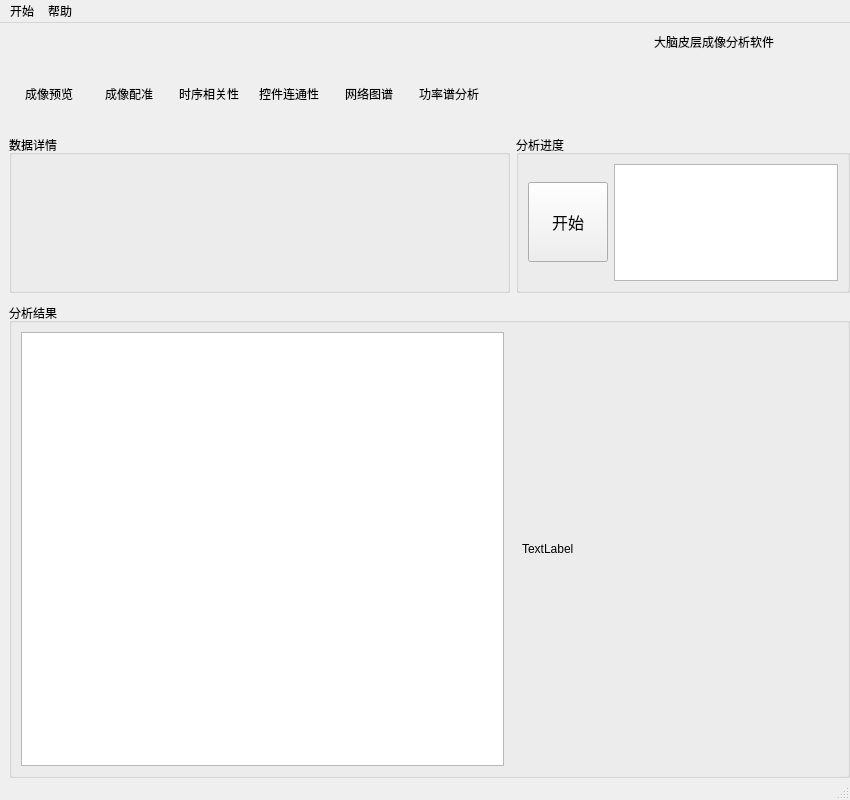
Old version of the form mainwindow.ui in the repository hijack-pixel/CortexAnalysis.
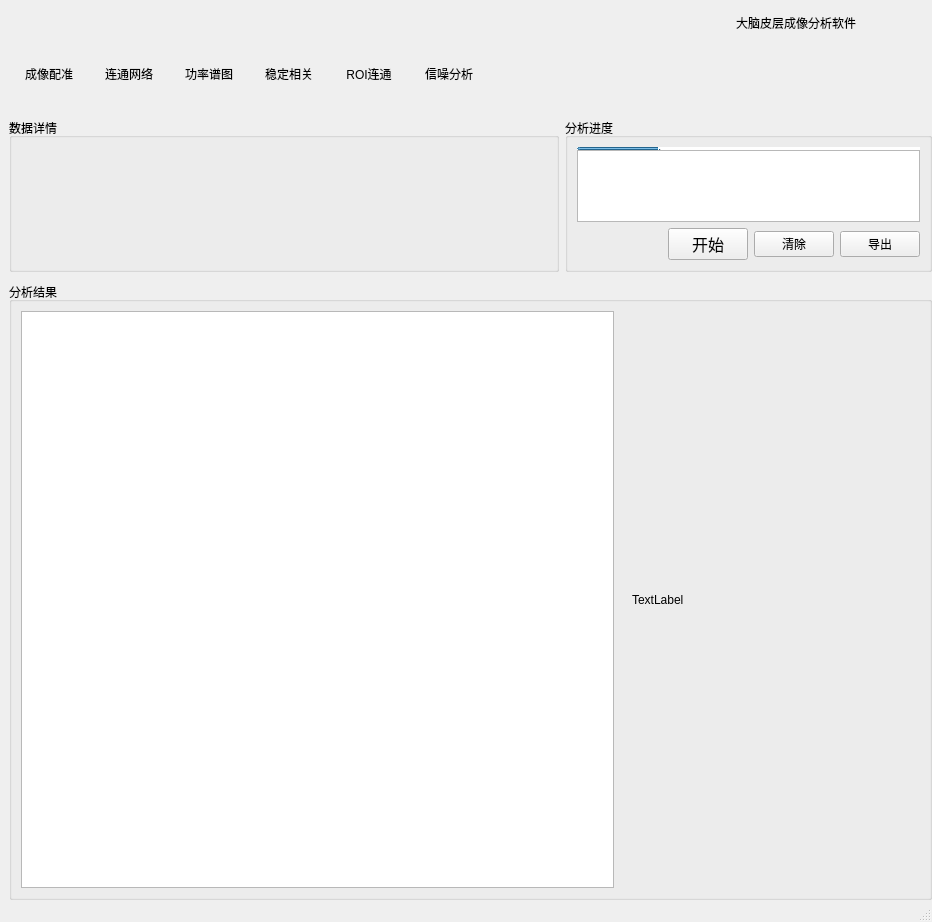
New version of the form. Custom widgets are drawn as their Qt base class.

Commit message: 1、更新页面右下角状态灯不要黑边 2、更新文件未选择不要弹框 3、修复开始按钮错位问题 4、修复octave子进程未结束问题 5、更新分析进度条展示 6、更新开始按钮点击暂停，暂停中效果不可点击 7、若干修复

Patch:
```diff
--- a/mainwindow.ui
+++ b/mainwindow.ui
@@ -6,8 +6,8 @@
    <rect>
     <x>0</x>
     <y>0</y>
-    <width>850</width>
-    <height>800</height>
+    <width>932</width>
+    <height>922</height>
    </rect>
   </property>
   <property name="minimumSize">
@@ -38,7 +38,7 @@
     </property>
     <item>
      <widget class="QWidget" name="verticalWidget" native="true">
-      <layout class="QVBoxLayout" name="verticalLayout_2" stretch="1,7">
+      <layout class="QVBoxLayout" name="verticalLayout_2" stretch="1,8">
        <property name="spacing">
         <number>20</number>
        </property>
@@ -140,7 +140,7 @@
                <string notr="true">font-size: 9pt;</string>
               </property>
               <property name="text">
-               <string>成像预览</string>
+               <string>成像配准</string>
               </property>
               <property name="alignment">
                <set>Qt::AlignmentFlag::AlignCenter</set>
@@ -208,7 +208,7 @@
                <string notr="true">font-size: 9pt;</string>
               </property>
               <property name="text">
-               <string>成像配准</string>
+               <string>连通网络</string>
               </property>
               <property name="alignment">
                <set>Qt::AlignmentFlag::AlignCenter</set>
@@ -276,7 +276,7 @@
                <string notr="true">font-size: 9pt;</string>
               </property>
               <property name="text">
-               <string>时序相关性</string>
+               <string>功率谱图</string>
               </property>
               <property name="alignment">
                <set>Qt::AlignmentFlag::AlignCenter</set>
@@ -344,7 +344,7 @@
                <string notr="true">font-size: 9pt;</string>
               </property>
               <property name="text">
-               <string>控件连通性</string>
+               <string>稳定相关</string>
               </property>
               <property name="alignment">
                <set>Qt::AlignmentFlag::AlignCenter</set>
@@ -412,7 +412,7 @@
                <string notr="true">font-size: 9pt;</string>
               </property>
               <property name="text">
-               <string>网络图谱</string>
+               <string>ROI连通</string>
               </property>
               <property name="alignment">
                <set>Qt::AlignmentFlag::AlignCenter</set>
@@ -485,7 +485,7 @@
                <string notr="true">font-size: 9pt;</string>
               </property>
               <property name="text">
-               <string>功率谱分析</string>
+               <string>信噪分析</string>
               </property>
               <property name="alignment">
                <set>Qt::AlignmentFlag::AlignCenter</set>
@@ -551,12 +551,21 @@
                  </property>
                  <item>
                   <widget class="QLabel" name="labelLogoText">
+                   <property name="sizePolicy">
+                    <sizepolicy hsizetype="Fixed" vsizetype="Fixed">
+                     <horstretch>0</horstretch>
+                     <verstretch>0</verstretch>
+                    </sizepolicy>
+                   </property>
                    <property name="minimumSize">
                     <size>
-                     <width>30</width>
-                     <height>20</height>
+                     <width>120</width>
+                     <height>70</height>
                     </size>
                    </property>
+                   <property name="styleSheet">
+                    <string notr="true"/>
+                   </property>
                    <property name="text">
                     <string>大脑皮层成像分析软件</string>
                    </property>
@@ -591,7 +600,7 @@
        <item>
         <layout class="QHBoxLayout" name="horizontalLayout_2">
          <item>
-          <layout class="QVBoxLayout" name="verticalLayout_4" stretch="1,3">
+          <layout class="QVBoxLayout" name="verticalLayout_4" stretch="1,4">
            <property name="spacing">
             <number>10</number>
            </property>
@@ -638,21 +647,110 @@
                   <property name="title">
                    <string>分析进度</string>
                   </property>
-                  <layout class="QHBoxLayout" name="horizontalLayout_13">
+                  <layout class="QVBoxLayout" name="verticalLayout_14">
+                   <property name="spacing">
+                    <number>6</number>
+                   </property>
                    <item>
-                    <layout class="QVBoxLayout" name="verticalLayout" stretch="1">
+                    <widget class="QFrame" name="frame">
+                     <property name="frameShape">
+                      <enum>QFrame::Shape::Box</enum>
+                     </property>
+                     <property name="frameShadow">
+                      <enum>QFrame::Shadow::Plain</enum>
+                     </property>
+                     <property name="lineWidth">
+                      <number>0</number>
+                     </property>
+                     <layout class="QVBoxLayout" name="verticalLayout">
+                      <property name="spacing">
+                       <number>0</number>
+                      </property>
+                      <property name="leftMargin">
+                       <number>0</number>
+                      </property>
+                      <property name="topMargin">
+                       <number>0</number>
+                      </property>
+                      <property name="rightMargin">
+                       <number>0</number>
+                      </property>
+                      <property name="bottomMargin">
+                       <number>0</number>
+                      </property>
+                      <item>
+                       <widget class="QProgressBar" name="progressBar">
+                        <property name="sizePolicy">
+                         <sizepolicy hsizetype="Expanding" vsizetype="Fixed">
+                          <horstretch>0</horstretch>
+                          <verstretch>0</verstretch>
+                         </sizepolicy>
+                        </property>
+                        <property name="minimumSize">
+                         <size>
+                          <width>0</width>
+                          <height>3</height>
+                         </size>
+                        </property>
+                        <property name="styleSheet">
+                         <string notr="true">QProgressBar {
+    background-color: white; /* 背景色 */
+    border-radius: 2px; 
+	border: 0px solid #F0F0F0;
+}
+</string>
+                        </property>
+                        <property name="value">
+                         <number>24</number>
+                        </property>
+                        <property name="alignment">
+                         <set>Qt::AlignmentFlag::AlignBottom|Qt::AlignmentFlag::AlignHCenter</set>
+                        </property>
+                        <property name="textVisible">
+                         <bool>false</bool>
+                        </property>
+                       </widget>
+                      </item>
+                      <item>
+                       <widget class="QTextBrowser" name="textBrowser">
+                        <property name="sizePolicy">
+                         <sizepolicy hsizetype="Preferred" vsizetype="Preferred">
+                          <horstretch>0</horstretch>
+                          <verstretch>0</verstretch>
+                         </sizepolicy>
+                        </property>
+                       </widget>
+                      </item>
+                     </layout>
+                    </widget>
+                   </item>
+                   <item>
+                    <layout class="QHBoxLayout" name="horizontalLayoutLog" stretch="0,0,0,0">
+                     <item>
+                      <spacer name="horizontalSpacer">
+                       <property name="orientation">
+                        <enum>Qt::Orientation::Horizontal</enum>
+                       </property>
+                       <property name="sizeHint" stdset="0">
+                        <size>
+                         <width>40</width>
+                         <height>20</height>
+                        </size>
+                       </property>
+                      </spacer>
+                     </item>
                      <item>
                       <widget class="QPushButton" name="pushButtonRun">
                        <property name="sizePolicy">
-                        <sizepolicy hsizetype="Minimum" vsizetype="Minimum">
+                        <sizepolicy hsizetype="Fixed" vsizetype="Fixed">
                          <horstretch>0</horstretch>
                          <verstretch>0</verstretch>
                         </sizepolicy>
                        </property>
                        <property name="maximumSize">
                         <size>
-                         <width>80</width>
-                         <height>80</height>
+                         <width>90</width>
+                         <height>40</height>
                         </size>
                        </property>
                        <property name="styleSheet">
@@ -663,18 +761,22 @@
                        </property>
                       </widget>
                      </item>
+                     <item>
+                      <widget class="QPushButton" name="pushButtonLogClear">
+                       <property name="text">
+                        <string>清除</string>
+                       </property>
+                      </widget>
+                     </item>
+                     <item>
+                      <widget class="QPushButton" name="pushButtonLogExport">
+                       <property name="text">
+                        <string>导出</string>
+                       </property>
+                      </widget>
+                     </item>
                     </layout>
                    </item>
-                   <item>
-                    <widget class="QTextBrowser" name="textBrowser">
-                     <property name="sizePolicy">
-                      <sizepolicy hsizetype="Preferred" vsizetype="Preferred">
-                       <horstretch>0</horstretch>
-                       <verstretch>0</verstretch>
-                      </sizepolicy>
-                     </property>
-                    </widget>
-                   </item>
                   </layout>
                  </widget>
                 </item>
@@ -706,7 +808,7 @@
                 <property name="title">
                  <string>分析结果</string>
                 </property>
-                <layout class="QHBoxLayout" name="horizontalLayout_6" stretch="3,2">
+                <layout class="QHBoxLayout" name="horizontalLayout_6" stretch="2,1">
                  <property name="spacing">
                   <number>0</number>
                  </property>
@@ -768,27 +870,10 @@
     <rect>
      <x>0</x>
      <y>0</y>
-     <width>850</width>
+     <width>932</width>
      <height>21</height>
     </rect>
    </property>
-   <widget class="QMenu" name="menu">
-    <property name="title">
-     <string>开始</string>
-    </property>
-    <addaction name="actionaction1"/>
-    <addaction name="actionaction2"/>
-    <addaction name="actionaction3"/>
-   </widget>
-   <widget class="QMenu" name="menu_2">
-    <property name="title">
-     <string>帮助</string>
-    </property>
-    <addaction name="actionSettings"/>
-    <addaction name="actionAbout"/>
-   </widget>
-   <addaction name="menu"/>
-   <addaction name="menu_2"/>
   </widget>
   <widget class="QStatusBar" name="statusbar"/>
   <action name="actionaction1">
```
The commit also changes 19 other files.
